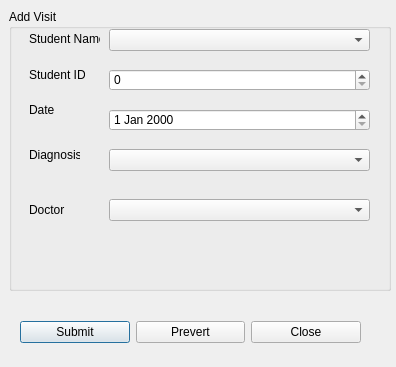
Old version of the form addvisitdialog.ui in the repository N45ING/CWDB.
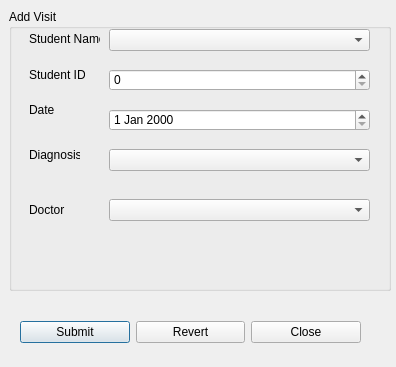
New version of the form.

What changed in the file:
```diff
--- a/addvisitdialog.ui
+++ b/addvisitdialog.ui
@@ -161,7 +161,7 @@
     <item>
      <widget class="QPushButton" name="prevertButton">
       <property name="text">
-       <string>Prevert</string>
+       <string>Revert</string>
       </property>
      </widget>
     </item>
```
Left out of the diff: 2 changed lines with no effect on the pictures.
